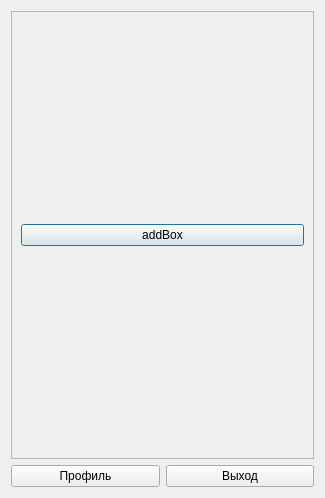
Above: secondwindow.ui from grigorenkokoko/memebox before the change. Below: the same form after it.
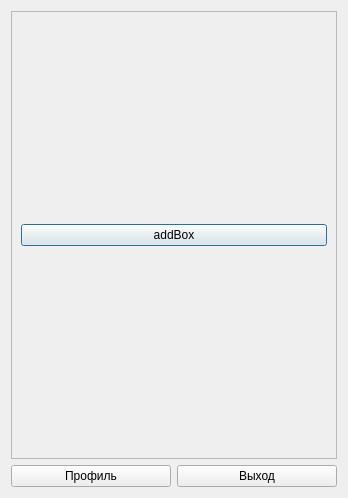
That is the form after the change.

```diff
--- a/secondwindow.ui
+++ b/secondwindow.ui
@@ -6,10 +6,16 @@
    <rect>
     <x>0</x>
     <y>0</y>
-    <width>325</width>
+    <width>348</width>
     <height>498</height>
    </rect>
   </property>
+  <property name="maximumSize">
+   <size>
+    <width>16777215</width>
+    <height>16777215</height>
+   </size>
+  </property>
   <property name="windowTitle">
    <string>Dialog</string>
   </property>
@@ -24,7 +30,7 @@
        <rect>
         <x>0</x>
         <y>0</y>
-        <width>301</width>
+        <width>324</width>
         <height>440</height>
        </rect>
       </property>
```
